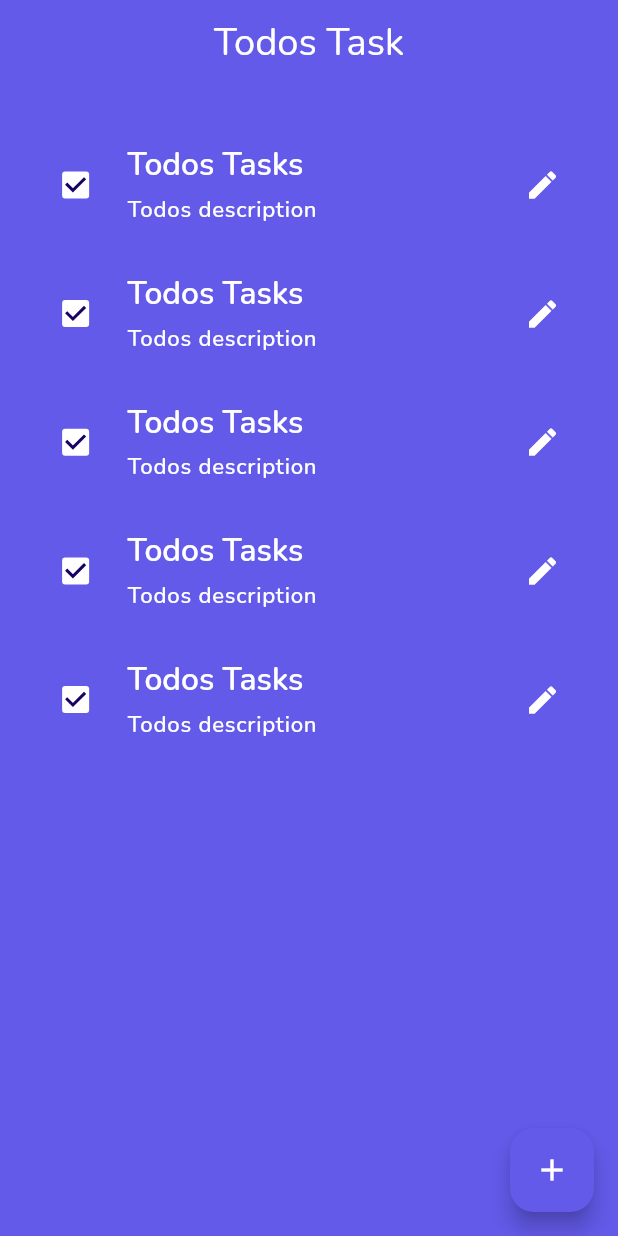
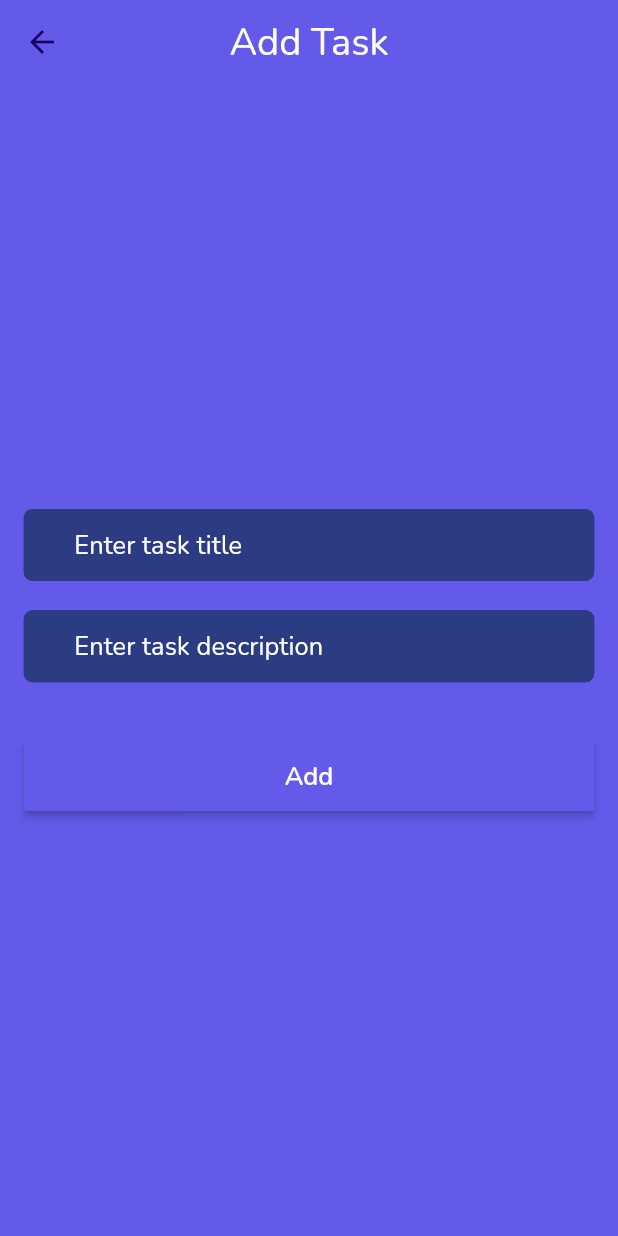
Before and after one commit to arslan325/todo-app, a Flutter app: the screen it shows after launch, after a tap on the "add" icon, on a phone screen of 412 x 824 dp. Run offline on Flutter 3.47's test engine with Material 3 defaults, Android fonts, the phone set to English and light mode, and no system bars; our stand-ins replace firebase_core, flutter_screenutil, go_router, google_fonts; accounts and stored records are empty.

Commit message:
design add todo screen and define todo model

```diff
--- a/lib/models/todo_model.dart
+++ b/lib/models/todo_model.dart
@@ -0,0 +1,27 @@
+class TodoModel {
+  String? id;
+  String? title;
+  String? description;
+  bool? isCompleted;
+
+  TodoModel({
+    this.id,
+    this.title,
+    this.description,
+    this.isCompleted,
+  });
+
+  factory TodoModel.fromJson(Map<String, dynamic> json) => TodoModel(
+    id: json["id"],
+    title: json["title"],
+    description: json["description"],
+    isCompleted: json["isCompleted"],
+  );
+
+  Map<String, dynamic> toJson() => {
+    "id": id,
+    "title": title,
+    "description": description,
+    "isCompleted": isCompleted,
+  };
+}
--- a/lib/utills/routes/custom_routes.dart
+++ b/lib/utills/routes/custom_routes.dart
@@ -1,6 +1,7 @@
 
 import 'package:go_router/go_router.dart';
 import 'package:todo_app/utills/routes/route_names.dart';
+import 'package:todo_app/view/add_todo_screen.dart';
 import 'package:todo_app/view/splash_screen.dart';
 import 'package:todo_app/view/todo_screen.dart';
 
@@ -14,5 +15,9 @@ final router = GoRouter(
       path: AppRouteNames.todoScreenRoute,
       builder: (context, state) => TodoScreen(),
     ),
+    GoRoute(
+      path: AppRouteNames.addTodoScreenRoute,
+      builder: (context, state) => const AddTodoScreen(),
+    ),
   ]
 );
--- a/lib/utills/routes/route_names.dart
+++ b/lib/utills/routes/route_names.dart
@@ -1,4 +1,5 @@
 class AppRouteNames{
   static const String initialRoute = '/';
   static const String todoScreenRoute = '/todo_screen';
+  static const String addTodoScreenRoute = '/add_todo_screen';
 }
--- /dev/null
+++ b/lib/view/add_todo_screen.dart
@@ -0,0 +1,43 @@
+import 'package:flutter/material.dart';
+import 'package:flutter_screenutil/flutter_screenutil.dart';
+import 'package:todo_app/view/components/custom_button.dart';
+import 'package:todo_app/view/components/custom_text_field.dart';
+
+class AddTodoScreen extends StatefulWidget {
+  const AddTodoScreen({super.key});
+  @override
+  State<AddTodoScreen> createState() => _AddTodoScreenState();
+}
+
+class _AddTodoScreenState extends State<AddTodoScreen> {
+  final TextEditingController _titleController = TextEditingController();
+  final TextEditingController _descriptionController = TextEditingController();
+  final GlobalKey<FormState> _formKey = GlobalKey<FormState>();
+  @override
+  Widget build(BuildContext context) {
+    final theme = Theme.of(context);
+    return Scaffold(
+      appBar: AppBar(
+        title: Text('Add Task',style: theme.textTheme.headlineMedium,),
+      ),
+      body: Padding(
+        padding:  EdgeInsets.symmetric(horizontal: 15.w),
+        child: Column(
+          mainAxisAlignment: MainAxisAlignment.center,
+          children: [
+           Form(
+             key: _formKey,
+             child: Column(
+             children: [
+               CustomTextField(controller: _titleController, hintText: "Enter task title"),
+               SizedBox(height: 20.h,),
+               CustomTextField(controller: _descriptionController, hintText: "Enter task description"),
+             ],
+           ),),
+            SizedBox(height: 40.h,),
+            CustomButton(onTap: (){}, buttonText: "Add"),
+        ],),
+      ),
+    );
+  }
+}
--- /dev/null
+++ b/lib/view/components/custom_button.dart
@@ -0,0 +1,21 @@
+import 'package:flutter/material.dart';
+import 'package:flutter_screenutil/flutter_screenutil.dart';
+
+class CustomButton extends StatelessWidget {
+  final VoidCallback onTap;
+  final String buttonText;
+  const CustomButton({super.key, required this.onTap, required this.buttonText});
+
+  @override
+  Widget build(BuildContext context) {
+    final theme = Theme.of(context);
+    return SizedBox(
+      width: double.infinity,
+      height: 48.h,
+      child: MaterialButton(
+        color: theme.colorScheme.secondary,
+        onPressed: onTap,
+        child: Text(buttonText,style: theme.textTheme.headlineSmall?.copyWith(fontSize: 16.sp),),),
+    );
+  }
+}
--- /dev/null
+++ b/lib/view/components/custom_text_field.dart
@@ -0,0 +1,36 @@
+import 'package:flutter/material.dart';
+import 'package:flutter_screenutil/flutter_screenutil.dart';
+
+class CustomTextField extends StatelessWidget {
+  final TextEditingController controller;
+  final Function(String? value)? validator;
+  final String hintText;
+  const CustomTextField({super.key, required this.controller, this.validator, required this.hintText});
+  @override
+  Widget build(BuildContext context) {
+    final theme = Theme.of(context);
+    return TextFormField(
+      cursorColor: theme.colorScheme.onSurface,
+      controller: controller,
+      style: theme.textTheme.labelLarge,
+      validator:validator != null ? (value) => validator!(value):null,
+      decoration: InputDecoration(
+        contentPadding: EdgeInsets.symmetric(horizontal: 28.w),
+        hintText: hintText,
+        filled: true,
+        fillColor: theme.colorScheme.primaryContainer,
+        enabledBorder: OutlineInputBorder(
+          borderRadius: BorderRadius.circular(6.r),
+          borderSide: BorderSide(
+            color: theme.colorScheme.primaryContainer,
+          ),
+        ),
+        hintStyle: theme.textTheme.labelLarge,
+        border: OutlineInputBorder(
+          borderRadius: BorderRadius.circular(6.r),
+          borderSide: BorderSide.none,
+        ),
+      ),
+    );
+  }
+}
--- a/lib/view/todo_screen.dart
+++ b/lib/view/todo_screen.dart
@@ -1,5 +1,7 @@
 import 'package:flutter/material.dart';
 import 'package:flutter_screenutil/flutter_screenutil.dart';
+import 'package:go_router/go_router.dart';
+import 'package:todo_app/utills/routes/route_names.dart';
 import 'package:todo_app/view/components/todo_card.dart';
 
 class TodoScreen extends StatefulWidget {
@@ -20,7 +22,7 @@ class _TodoScreenState extends State<TodoScreen> {
       floatingActionButton: FloatingActionButton(
         backgroundColor: theme.colorScheme.secondary,
         onPressed: (){
-
+          context.push(AppRouteNames.addTodoScreenRoute);
         },
         child: const Icon(Icons.add),
       ),
```
